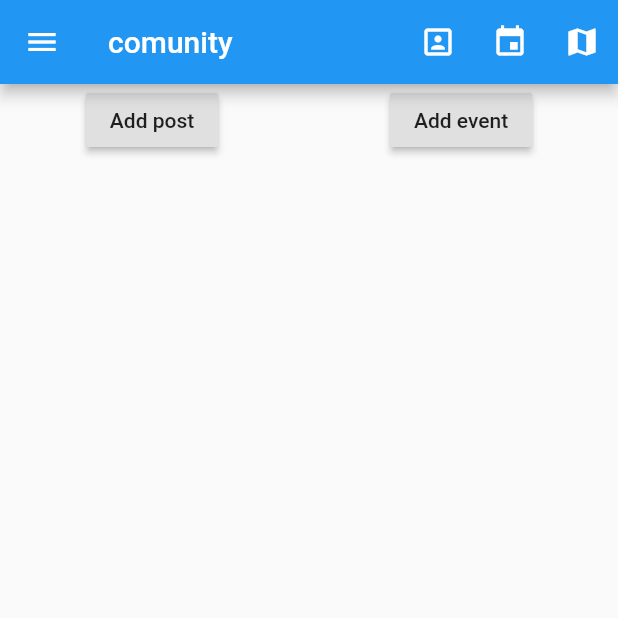
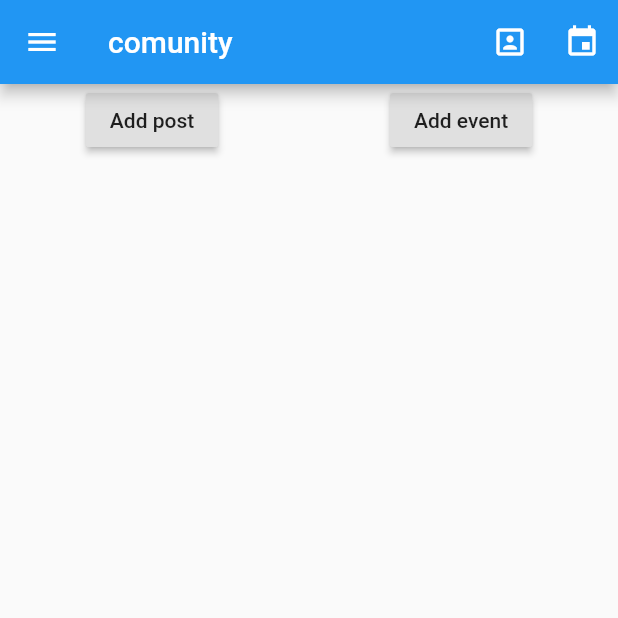
Before and after one commit to The-Odd-Ones/flutter, a Flutter app: the Home screen opened by its route, in the side drawer, after a tap on the "event" icon, on a phone screen of 412 x 824 dp, the top half of it. Run offline on Flutter 3.47's test engine with Material 2 defaults, Android fonts, the phone set to English and light mode, and no system bars; our stand-ins replace google_maps_flutter, image_picker, shared_preferences; missing offline and left inert: dart:ffi, zoom_widget; accounts and stored records are empty.

Commit message:
modefy littl somthing in the map

```diff
--- a/lib/pages/homePage.dart
+++ b/lib/pages/homePage.dart
@@ -87,15 +87,6 @@ class _HomeState extends State<Home> {
               ),
               onPressed: () {
                 Navigator.of(context).pushNamed(Events.routeName);
-              },
-            ),
-            IconButton(
-              icon: Icon(
-                Icons.map,
-                color: Colors.white,
-              ),
-              onPressed: () {
-                Navigator.of(context).pushNamed(MapPage.routeName);
               },
             ),
           ],
--- a/lib/provider/communityProvider.dart
+++ b/lib/provider/communityProvider.dart
@@ -22,7 +22,7 @@ class CommunityProvider with ChangeNotifier {
     final extractedUserData = json.decode(prefs.getString(key)) as Map;
     final token = extractedUserData['token'];
 
-    final url = '192.168.137.141:8080';
+    final url = '192.168.137.60:8080';
     final userHeader = {
       "Content-type": "application/json",
       "authorization": "$token"
--- a/lib/provider/eventsProvider.dart
+++ b/lib/provider/eventsProvider.dart
@@ -31,7 +31,7 @@ class EventsProvider with ChangeNotifier {
     final key = 'userDate';
     final extractedUserData = json.decode(prefs.getString(key)) as Map;
     final token = extractedUserData['token'];
-    var url = '192.168.137.141:8080';
+    var url = '192.168.137.60:8080';
     final userHeader = {
       "Content-type": "application/json",
       "authorization": "$token"
--- a/lib/provider/post_Provider.dart
+++ b/lib/provider/post_Provider.dart
@@ -38,7 +38,7 @@ class SinglPost with ChangeNotifier {
     final oldStatus = isLiked;
     isLiked = !isLiked;
     notifyListeners();
-    final url = '192.168.137.141:8080';
+    final url = '192.168.137.60:8080';
     const userHeader = {
       "Content-type": "application/json",
     };
--- a/lib/provider/postsprovider.dart
+++ b/lib/provider/postsprovider.dart
@@ -31,7 +31,7 @@ class PostsProvider with ChangeNotifier {
     final key = 'userDate';
     final extractedUserData = json.decode(prefs.getString(key)) as Map;
     final token = extractedUserData['token'];
-    var url = '192.168.137.141:8080';
+    var url = '192.168.137.60:8080';
     final userHeader = {
       "Content-type": "application/json",
       "authorization": "$token"
@@ -69,7 +69,7 @@ class PostsProvider with ChangeNotifier {
   }
 
   Future<void> addPost(SinglPost single) async {
-    final url = '192.168.137.141:8080';
+    final url = '192.168.137.60:8080';
 
     try {
       final result = await http.post(
@@ -110,7 +110,7 @@ class PostsProvider with ChangeNotifier {
     final extractedUserData = json.decode(prefs.getString(key)) as Map;
     final token = extractedUserData['token'];
 
-    var url = '192.168.137.141:8080';
+    var url = '192.168.137.60:8080';
     final userHeader = {
       "Content-type": "application/json",
       "authorization": "$token"
--- a/lib/provider/user_provider.dart
+++ b/lib/provider/user_provider.dart
@@ -37,7 +37,7 @@ class UserProvider with ChangeNotifier {
 
   Future<void> signup(String username, String firstname, String lastname,
       String email, String password) async {
-    const url = '192.168.137.141:8080';
+    const url = '192.168.137.60:8080';
     const userHeader = {"Content-type": "application/json"};
     Map bodyUser = {
       'username': username,
@@ -77,7 +77,7 @@ class UserProvider with ChangeNotifier {
 
     try {
       final result = await http.post(
-          new Uri.http("192.168.137.141:8080", "api/users/authenticate"),
+          new Uri.http("192.168.137.60:8080", "api/users/authenticate"),
           body: json.encode(bodyUser),
           headers: userHeader);
 
--- a/lib/widget/mapWidget.dart
+++ b/lib/widget/mapWidget.dart
@@ -29,8 +29,8 @@ class _MapPageState extends State<MapPage> {
 
   @override
   Widget build(BuildContext context) {
-    final List<double> location =
-        ModalRoute.of(context).settings.arguments as List<double>;
+    final location = ModalRoute.of(context).settings.arguments as List;
+    print(location);
 
     final LatLng latlag = LatLng(location[0], location[1]);
 
```
